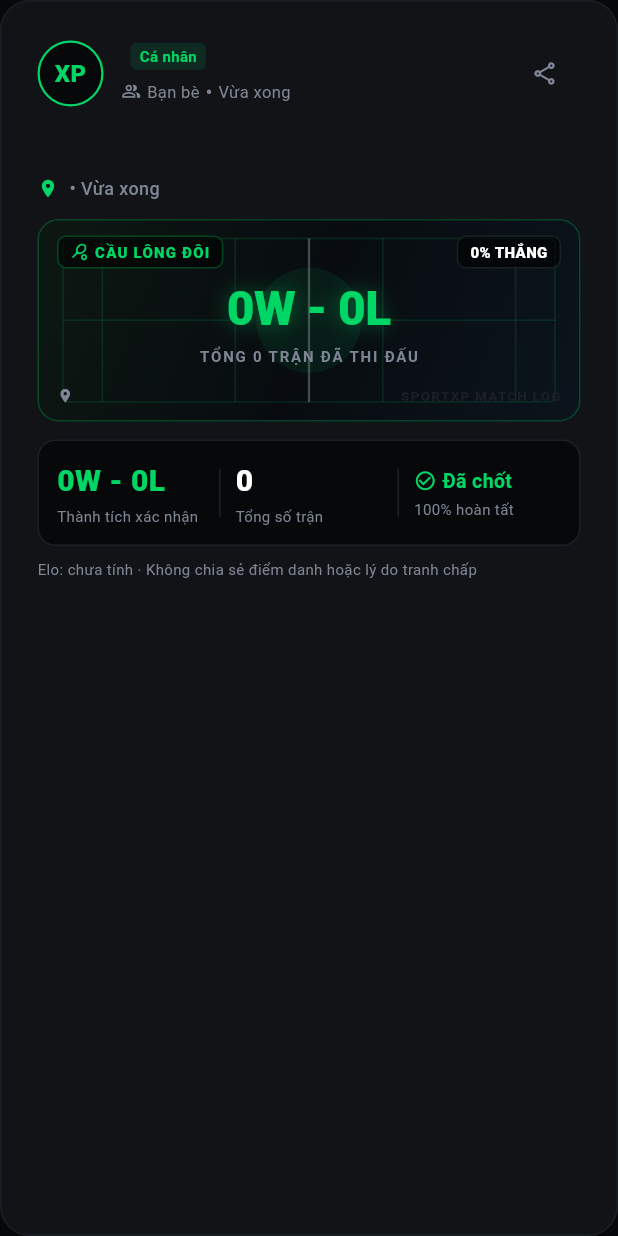
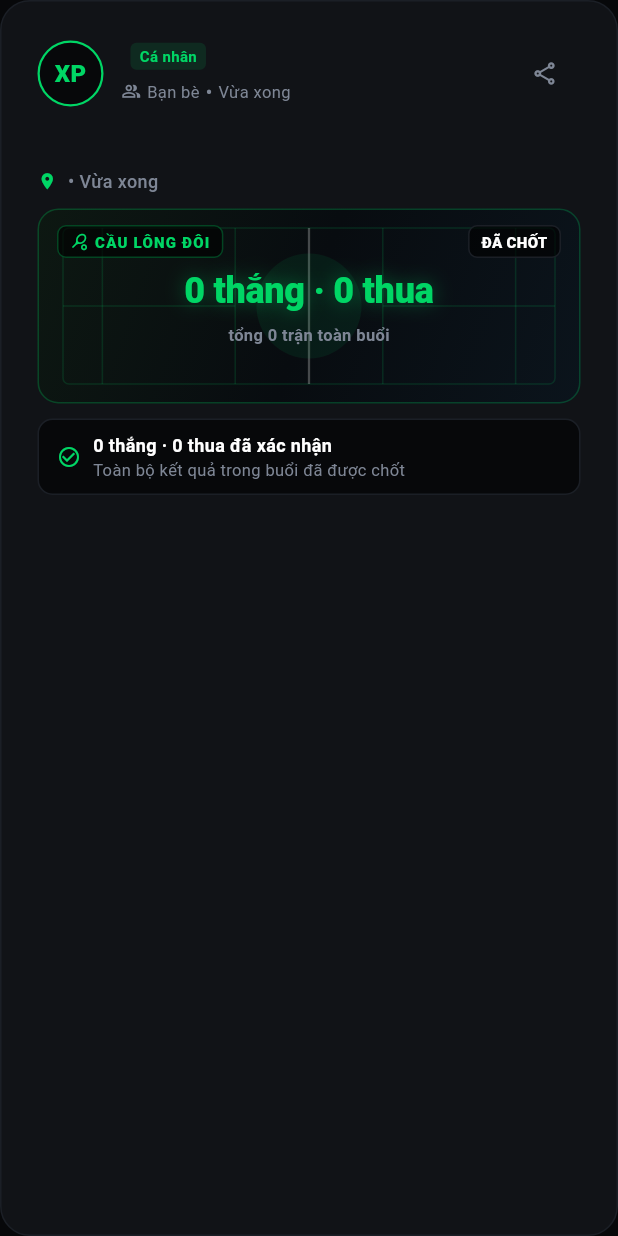
Before and after one commit to plozdev/sportxp, a Flutter app: the ActivityCard widget shown alone on an empty page, opened directly with empty values, on a phone screen of 412 x 824 dp. Run offline on Flutter 3.47's test engine with Material 3 defaults, Android fonts, the phone set to English and light mode, and no system bars; our stand-ins replace app_links, qr_flutter, share_plus, supabase_flutter; missing offline and left inert: mobile_scanner; accounts and stored records are empty.

Commit message:
refactor(feed): streamline activity card hierarchy and clarify Vietnamese stats

```diff
--- a/lib/app/sport_xp_shell.dart
+++ b/lib/app/sport_xp_shell.dart
@@ -385,7 +385,7 @@ class _SportXpShellState extends State<SportXpShell> {
         ],
       ),
     ),
-    floatingActionButton: _index < 2
+    floatingActionButton: _index == 1
         ? FloatingActionButton.extended(
             onPressed: _create,
             icon: const Icon(Icons.add),
--- a/lib/features/feed/presentation/activity_card.dart
+++ b/lib/features/feed/presentation/activity_card.dart
@@ -13,12 +13,16 @@ class ActivityCard extends StatelessWidget {
     this.caption,
     this.audience,
     this.actions = const [],
+    this.onEdit,
+    this.onDelete,
   });
 
   final ActivityView post;
   final String? caption;
   final ActivityAudience? audience;
   final List<Widget> actions;
+  final VoidCallback? onEdit;
+  final VoidCallback? onDelete;
 
   String _formatTime(DateTime dateTime) {
     final now = DateTime.now();
@@ -46,12 +50,14 @@ class ActivityCard extends StatelessWidget {
     final currentAudience = audience ?? post.audience;
     final currentCaption = caption ?? post.caption;
     final isPersonal = post.kind == ActivityKind.personal;
+    final wins = stats.wins ?? 0;
+    final losses = stats.losses ?? 0;
 
     return BentoCard(
       child: Column(
         crossAxisAlignment: CrossAxisAlignment.stretch,
         children: [
-          // 1. ATHLETE HEADER (Avatar, Tên, Badge cá nhân/host, Quyền riêng tư & Nút chia sẻ)
+          // 1. NGƯỜI ĐĂNG (Avatar, Tên, Badge, Thời gian & Menu ⋯)
           Row(
             crossAxisAlignment: CrossAxisAlignment.center,
             children: [
@@ -169,7 +175,64 @@ class ActivityCard extends StatelessWidget {
                   ],
                 ),
               ),
-              // Nút chia sẻ nhanh ở Header
+
+              // Menu ⋯ thu gọn các thao tác quản trị (Sửa / Xóa) & Chia sẻ
+              if (post.isOwner && (onEdit != null || onDelete != null))
+                PopupMenuButton<String>(
+                  icon: const Icon(
+                    Icons.more_horiz_rounded,
+                    color: AppColors.muted,
+                    size: 20,
+                  ),
+                  tooltip: 'Tùy chọn bài viết',
+                  color: AppColors.surface,
+                  shape: RoundedRectangleBorder(
+                    borderRadius: BorderRadius.circular(12),
+                    side: const BorderSide(color: AppColors.border),
+                  ),
+                  onSelected: (value) {
+                    if (value == 'share') {
+                      ActivityShareSheet.show(context, post);
+                    } else if (value == 'edit') {
+                      onEdit?.call();
+                    } else if (value == 'delete') {
+                      onDelete?.call();
+                    }
+                  },
+                  itemBuilder: (context) => [
+                    const PopupMenuItem(
+                      value: 'share',
+                      child: Row(
+                        children: [
+                          Icon(Icons.share_outlined, size: 16),
+                          SizedBox(width: 10),
+                          Text('Chia sẻ hoạt động'),
+                        ],
+                      ),
+                    ),
+                    const PopupMenuItem(
+                      value: 'edit',
+                      child: Row(
+                        children: [
+                          Icon(Icons.edit_outlined, size: 16),
+                          SizedBox(width: 10),
+                          Text('Sửa bài'),
+                        ],
+                      ),
+                    ),
+                    const PopupMenuItem(
+                      value: 'delete',
+                      child: Row(
+                        children: [
+                          Icon(Icons.delete_outline, size: 16, color: AppColors.loss),
+                          SizedBox(width: 10),
+                          Text('Xóa bài', style: TextStyle(color: AppColors.loss)),
+                        ],
+                      ),
+                    ),
+                  ],
+                )
+              else
                 IconButton(
                   onPressed: () => ActivityShareSheet.show(context, post),
                   icon: const Icon(
@@ -182,24 +245,38 @@ class ActivityCard extends StatelessWidget {
             ],
           ),
 
+          // 2. CAPTION (Tự nhiên như bài đăng bạn bè, không đóng khung hộp dashboard)
+          if (currentCaption.isNotEmpty) ...[
+            const SizedBox(height: 12),
+            Text(
+              currentCaption,
+              style: const TextStyle(
+                fontSize: 14,
+                color: AppColors.text,
+                height: 1.45,
+                fontWeight: FontWeight.w400,
+              ),
+            ),
+          ],
+
           const SizedBox(height: 12),
 
-          // 2. ACTIVITY TITLE & VENUE (Tiêu đề buổi chơi & Địa điểm sân cầu)
+          // 3. TIÊU ĐỀ BUỔI CHƠI & ĐỊA ĐIỂM SÂN (Chỉ nhắc 1 lần rõ ràng)
           Text(
             post.title,
             style: const TextStyle(
-              fontSize: 18,
+              fontSize: 16,
               fontWeight: FontWeight.w800,
               letterSpacing: -0.2,
               color: AppColors.text,
             ),
           ),
-          const SizedBox(height: 6),
+          const SizedBox(height: 4),
           Row(
             children: [
               const Icon(
                 Icons.location_on,
-                size: 14,
+                size: 13,
                 color: AppColors.primary,
               ),
               const SizedBox(width: 4),
@@ -217,140 +294,22 @@ class ActivityCard extends StatelessWidget {
             ],
           ),
 
-          const SizedBox(height: 12),
+          const SizedBox(height: 10),
 
-          // 3. STRAVA-STYLE ATHLETIC COURT GRAPHIC (Visual Map của buổi cầu lông)
-          BadmintonCourtGraphic(post: post, height: 135),
+          // 4. HÌNH SÂN / TỔNG KẾT TRẬN (Graphic thể thao trung tâm duy nhất)
+          BadmintonCourtGraphic(post: post, height: 130),
 
-          // 4. CAPTION / ATHLETE THOUGHT (Cảm nhận buổi chơi)
-          if (currentCaption.isNotEmpty) ...[
-            const SizedBox(height: 12),
+          const SizedBox(height: 10),
+
+          // 5. TRẠNG THÁI XÁC NHẬN (Giải thích rõ ràng bằng tiếng Việt, tránh hiểu nhầm)
           Container(
+            padding: const EdgeInsets.symmetric(horizontal: 12, vertical: 8),
             decoration: BoxDecoration(
               color: AppColors.background,
               borderRadius: BorderRadius.circular(10),
               border: Border.all(color: AppColors.border),
             ),
-              child: IntrinsicHeight(
             child: Row(
-                  crossAxisAlignment: CrossAxisAlignment.stretch,
-                  children: [
-                    Container(
-                      width: 3.5,
-                      decoration: const BoxDecoration(
-                        color: AppColors.primary,
-                        borderRadius: BorderRadius.horizontal(
-                          left: Radius.circular(9),
-                        ),
-                      ),
-                    ),
-                    Expanded(
-                      child: Padding(
-                        padding: const EdgeInsets.symmetric(
-                          horizontal: 12,
-                          vertical: 10,
-                        ),
-                        child: Text(
-                          currentCaption,
-                          style: const TextStyle(
-                            fontSize: 13,
-                            color: AppColors.text,
-                            height: 1.4,
-                            fontStyle: FontStyle.italic,
-                          ),
-                        ),
-                      ),
-                    ),
-                  ],
-                ),
-              ),
-            ),
-          ],
-
-          const SizedBox(height: 12),
-
-          // 5. STRAVA-STYLE ATHLETIC STATS DASHBOARD (Bảng chỉ số buổi chơi)
-          Container(
-            padding: const EdgeInsets.all(12),
-            decoration: BoxDecoration(
-              color: AppColors.background,
-              borderRadius: BorderRadius.circular(12),
-              border: Border.all(color: AppColors.border),
-            ),
-            child: Row(
-              children: [
-                // Cột 1: Chiến tích Thắng / Thua hoặc Trận chốt
-                Expanded(
-                  child: Column(
-                    crossAxisAlignment: CrossAxisAlignment.start,
-                    children: [
-                      Text(
-                        isPersonal
-                            ? '${stats.wins ?? 0}W - ${stats.losses ?? 0}L'
-                            : '${stats.confirmed} chốt',
-                        style: AppTokens.metric.copyWith(
-                          fontSize: 20,
-                          color: (stats.wins ?? 0) >= (stats.losses ?? 0)
-                              ? AppColors.primary
-                              : AppColors.text,
-                        ),
-                      ),
-                      const SizedBox(height: 2),
-                      Text(
-                        isPersonal ? 'Thành tích xác nhận' : 'Trận đã chốt',
-                        style: const TextStyle(
-                          fontSize: 10,
-                          color: AppColors.muted,
-                        ),
-                        maxLines: 1,
-                        overflow: TextOverflow.ellipsis,
-                      ),
-                    ],
-                  ),
-                ),
-                Container(
-                  width: 1,
-                  height: 32,
-                  color: AppColors.border,
-                  margin: const EdgeInsets.symmetric(horizontal: 10),
-                ),
-                // Cột 2: Tổng số trận trong buổi
-                Expanded(
-                  child: Column(
-                    crossAxisAlignment: CrossAxisAlignment.start,
-                    children: [
-                      Text(
-                        '${stats.total}',
-                        style: AppTokens.metric.copyWith(
-                          fontSize: 20,
-                          color: AppColors.text,
-                        ),
-                      ),
-                      const SizedBox(height: 2),
-                      const Text(
-                        'Tổng số trận',
-                        style: TextStyle(
-                          fontSize: 10,
-                          color: AppColors.muted,
-                        ),
-                        maxLines: 1,
-                        overflow: TextOverflow.ellipsis,
-                      ),
-                    ],
-                  ),
-                ),
-                Container(
-                  width: 1,
-                  height: 32,
-                  color: AppColors.border,
-                  margin: const EdgeInsets.symmetric(horizontal: 10),
-                ),
-                // Cột 3: Trạng thái chốt / chờ xác nhận
-                Expanded(
-                  child: Column(
-                    crossAxisAlignment: CrossAxisAlignment.start,
-                    children: [
-                      Row(
               children: [
                 Icon(
                   stats.pending > 0
@@ -358,46 +317,53 @@ class ActivityCard extends StatelessWidget {
                       : (stats.disputed > 0
                           ? Icons.warning_amber_rounded
                           : Icons.check_circle_outline),
-                            size: 15,
+                  size: 16,
                   color: stats.pending > 0
                       ? AppColors.streak
                       : (stats.disputed > 0
                           ? AppColors.loss
                           : AppColors.primary),
                 ),
-                          const SizedBox(width: 4),
+                const SizedBox(width: 8),
                 Expanded(
-                            child: Text(
-                              stats.pending > 0
-                                  ? 'Chờ ${stats.pending}'
-                                  : (stats.disputed > 0
-                                      ? 'Tranh chấp'
-                                      : 'Đã chốt'),
-                              style: TextStyle(
-                                fontSize: 13,
+                  child: Column(
+                    crossAxisAlignment: CrossAxisAlignment.start,
+                    children: [
+                      Text(
+                        isPersonal
+                            ? '$wins thắng · $losses thua đã xác nhận'
+                            : '${stats.confirmed}/${stats.total} trận đã xác nhận',
+                        style: const TextStyle(
+                          fontSize: 12,
                           fontWeight: FontWeight.w700,
-                                color: stats.pending > 0
-                                    ? AppColors.streak
-                                    : (stats.disputed > 0
-                                        ? AppColors.loss
-                                        : AppColors.primary),
-                              ),
-                              overflow: TextOverflow.ellipsis,
+                          color: AppColors.text,
                         ),
                       ),
-                        ],
+                      if (stats.pending > 0)
+                        Text(
+                          'Còn ${stats.pending} trận chờ đối thủ hoặc host chốt',
+                          style: const TextStyle(
+                            fontSize: 11,
+                            color: AppColors.streak,
+                            fontWeight: FontWeight.w500,
                           ),
-                      const SizedBox(height: 2),
-                      Text(
-                        stats.confirmed == stats.total
-                            ? '100% hoàn tất'
-                            : '${stats.confirmed}/${stats.total} trận chốt',
-                        style: const TextStyle(
-                          fontSize: 10,
+                        )
+                      else if (stats.disputed > 0)
+                        const Text(
+                          'Có trận đang trong trạng thái tranh chấp tỷ số',
+                          style: TextStyle(
+                            fontSize: 11,
+                            color: AppColors.loss,
+                            fontWeight: FontWeight.w500,
+                          ),
+                        )
+                      else
+                        const Text(
+                          'Toàn bộ kết quả trong buổi đã được chốt',
+                          style: TextStyle(
+                            fontSize: 11,
                             color: AppColors.muted,
                           ),
-                        maxLines: 1,
-                        overflow: TextOverflow.ellipsis,
                         ),
                     ],
                   ),
@@ -406,9 +372,9 @@ class ActivityCard extends StatelessWidget {
             ),
           ),
 
-          // Badges cảnh báo / Cập nhật kết quả
+          // Badges cập nhật kết quả muộn hoặc hủy
           if (post.resultsUpdated) ...[
-            const SizedBox(height: 8),
+            const SizedBox(height: 6),
             Container(
               padding: const EdgeInsets.symmetric(horizontal: 10, vertical: 4),
               decoration: BoxDecoration(
@@ -444,15 +410,9 @@ class ActivityCard extends StatelessWidget {
             ),
           ],
 
-          const SizedBox(height: 8),
-          const Text(
-            'Elo: chưa tính · Không chia sẻ điểm danh hoặc lý do tranh chấp',
-            style: TextStyle(fontSize: 10, color: AppColors.muted),
-          ),
-
-          // 6. SOCIAL ACTIONS BAR (Kudos, Chi tiết & Tùy chọn)
+          // 6. SOCIAL REACTIONS BAR (Kudos, Chi tiết, Chia sẻ)
           if (actions.isNotEmpty) ...[
-            const SizedBox(height: 12),
+            const SizedBox(height: 10),
             const Divider(color: AppColors.border, height: 1),
             const SizedBox(height: 6),
             Wrap(
--- a/lib/features/feed/presentation/activity_feed_page.dart
+++ b/lib/features/feed/presentation/activity_feed_page.dart
@@ -727,6 +727,8 @@ class _ActivityFeedPageState extends State<ActivityFeedPage> {
           padding: const EdgeInsets.only(bottom: 16),
           child: ActivityCard(
             post: post,
+            onEdit: () => _edit(post),
+            onDelete: _busy.contains(post.id) ? null : () => _delete(post),
             actions: [
               // Nút Kudos / Thả tim thể thao
               OutlinedButton.icon(
@@ -815,26 +817,6 @@ class _ActivityFeedPageState extends State<ActivityFeedPage> {
                 ),
                 label: const Text('Chia sẻ'),
               ),
-              // Nút Sửa & Xóa bài cho tác giả
-              if (post.isOwner) ...[
-                TextButton.icon(
-                  onPressed: () => _edit(post),
-                  icon: const Icon(Icons.edit_outlined, size: 16),
-                  label: const Text('Sửa bài'),
-                ),
-                TextButton.icon(
-                  onPressed: _busy.contains(post.id) ? null : () => _delete(post),
-                  icon: const Icon(
-                    Icons.delete_outline,
-                    size: 16,
-                    color: AppColors.loss,
-                  ),
-                  label: const Text(
-                    'Xóa bài',
-                    style: TextStyle(color: AppColors.loss),
-                  ),
-                ),
-              ],
             ],
           ),
         ),
--- a/lib/features/feed/presentation/widgets/badminton_court_canvas.dart
+++ b/lib/features/feed/presentation/widgets/badminton_court_canvas.dart
@@ -3,12 +3,14 @@ import 'package:flutter/material.dart';
 import 'package:sport_xp_4/core/theme/app_theme.dart';
 import 'package:sport_xp_4/features/feed/domain/activity.dart';
 
-/// Graphic mô phỏng sân cầu lông thể thao mang phong cách bản đồ Strava.
+/// Graphic mô phỏng sân cầu lông thể thao mang phong cách Strava.
+/// Tinh gọn, chỉ hiển thị hình sân vector cùng một thông số thành tích chuẩn xác,
+/// tránh lặp lại tên sân và tránh nhãn gây hiểu nhầm khi còn trận chờ xác nhận.
 class BadmintonCourtGraphic extends StatelessWidget {
   const BadmintonCourtGraphic({
     super.key,
     required this.post,
-    this.height = 140,
+    this.height = 130,
   });
 
   final ActivityView post;
@@ -20,7 +22,8 @@ class BadmintonCourtGraphic extends StatelessWidget {
     final isPersonal = post.kind == ActivityKind.personal;
     final wins = stats.wins ?? 0;
     final losses = stats.losses ?? 0;
-    final winRate = stats.total > 0 ? ((wins / stats.total) * 100).round() : 0;
+    final hasPending = stats.pending > 0;
+    final isAllConfirmed = stats.confirmed == stats.total && stats.total > 0;
 
     return Container(
       height: height,
@@ -30,13 +33,13 @@ class BadmintonCourtGraphic extends StatelessWidget {
           color: AppColors.primary.withValues(alpha: 0.25),
           width: 1,
         ),
-        gradient: LinearGradient(
+        gradient: const LinearGradient(
           begin: Alignment.topLeft,
           end: Alignment.bottomRight,
           colors: [
-            const Color(0xFF0D1812), // Deep emerald court dark
-            const Color(0xFF080C10),
-            const Color(0xFF0B141C),
+            Color(0xFF0D1812), // Deep emerald court dark
+            Color(0xFF080C10),
+            Color(0xFF0B141C),
           ],
         ),
       ),
@@ -54,7 +57,7 @@ class BadmintonCourtGraphic extends StatelessWidget {
             // Hiệu ứng ánh sáng Neon ở giữa sân
             Center(
               child: Container(
-                width: 120,
+                width: 130,
                 height: 70,
                 decoration: BoxDecoration(
                   shape: BoxShape.circle,
@@ -70,7 +73,7 @@ class BadmintonCourtGraphic extends StatelessWidget {
               child: Container(
                 padding: const EdgeInsets.symmetric(horizontal: 8, vertical: 3),
                 decoration: BoxDecoration(
-                  color: Colors.black.withValues(alpha: 0.6),
+                  color: Colors.black.withValues(alpha: 0.65),
                   borderRadius: BorderRadius.circular(6),
                   border: Border.all(
                     color: AppColors.primary.withValues(alpha: 0.3),
@@ -99,47 +102,55 @@ class BadmintonCourtGraphic extends StatelessWidget {
               ),
             ),
 
-            // Huy hiệu kết quả ở góc trên bên phải
+            // Huy hiệu tiến độ xác nhận ở góc trên bên phải
             Positioned(
               top: 10,
               right: 12,
               child: Container(
                 padding: const EdgeInsets.symmetric(horizontal: 8, vertical: 3),
                 decoration: BoxDecoration(
-                  color: Colors.black.withValues(alpha: 0.6),
+                  color: Colors.black.withValues(alpha: 0.65),
                   borderRadius: BorderRadius.circular(6),
                   border: Border.all(
-                    color: wins > losses
-                        ? AppColors.primary.withValues(alpha: 0.4)
-                        : AppColors.border,
+                    color: hasPending
+                        ? AppColors.streak.withValues(alpha: 0.4)
+                        : (isAllConfirmed
+                            ? AppColors.primary.withValues(alpha: 0.4)
+                            : AppColors.border),
                   ),
                 ),
                 child: Text(
-                  isPersonal
-                      ? (wins > losses && losses == 0
-                          ? '🔥 BẤT BẠI'
-                          : '$winRate% THẮNG')
-                      : '${stats.confirmed}/${stats.total} ĐÃ XÁC NHẬN',
+                  hasPending
+                      ? 'CHỜ XÁC NHẬN'
+                      : (isAllConfirmed && isPersonal && wins > 0 && losses == 0
+                          ? 'TOÀN THẮNG'
+                          : 'ĐÃ CHỐT'),
                   style: TextStyle(
                     fontSize: 10,
                     fontWeight: FontWeight.w800,
-                    color: wins > losses ? AppColors.primary : AppColors.text,
+                    color: hasPending
+                        ? AppColors.streak
+                        : (isAllConfirmed && isPersonal && wins > 0 && losses == 0
+                            ? AppColors.primary
+                            : AppColors.text),
                   ),
                 ),
               ),
             ),
 
-            // Trung tâm: Thông số hiệu suất nổi bật (Headline Strava Metric)
+            // Trung tâm: Thành tích thể hiện rõ ràng bằng tiếng Việt
             Center(
               child: Column(
                 mainAxisSize: MainAxisSize.min,
                 children: [
                   Text(
-                    isPersonal ? '${wins}W - ${losses}L' : '${stats.total} SET',
+                    isPersonal
+                        ? '$wins thắng · $losses thua'
+                        : '${stats.confirmed}/${stats.total} trận chốt',
                     style: AppTokens.metric.copyWith(
-                      fontSize: 32,
+                      fontSize: 24,
                       fontWeight: FontWeight.w900,
-                      letterSpacing: -0.5,
+                      letterSpacing: -0.2,
                       color: isPersonal && wins >= losses
                           ? AppColors.primary
                           : AppColors.text,
@@ -151,54 +162,17 @@ class BadmintonCourtGraphic extends StatelessWidget {
                       ],
                     ),
                   ),
-                  const SizedBox(height: 2),
+                  const SizedBox(height: 4),
                   Text(
                     isPersonal
-                        ? 'TỔNG ${stats.total} TRẬN ĐÃ THI ĐẤU'
-                        : 'BUỔI GIAO LƯU CLB',
-                    style: const TextStyle(
-                      fontSize: 10,
+                        ? (hasPending
+                            ? 'đã xác nhận · còn ${stats.pending} trận chờ'
+                            : 'tổng ${stats.total} trận toàn buổi')
+                        : 'buổi chơi hoàn tất',
+                    style: TextStyle(
+                      fontSize: 11,
                       fontWeight: FontWeight.w700,
-                      letterSpacing: 1.2,
-                      color: AppColors.muted,
-                    ),
-                  ),
-                ],
-              ),
-            ),
-
-            // Góc dưới bên trái: Địa điểm sân
-            Positioned(
-              bottom: 8,
-              left: 12,
-              right: 12,
-              child: Row(
-                children: [
-                  const Icon(
-                    Icons.location_on,
-                    size: 11,
-                    color: AppColors.muted,
-                  ),
-                  const SizedBox(width: 4),
-                  Expanded(
-                    child: Text(
-                      post.courtName,
-                      style: const TextStyle(
-                        fontSize: 11,
-                        color: AppColors.muted,
-                        fontWeight: FontWeight.w600,
-                      ),
-                      maxLines: 1,
-                      overflow: TextOverflow.ellipsis,
-                    ),
-                  ),
-                  const Text(
-                    'SPORTXP MATCH LOG',
-                    style: TextStyle(
-                      fontSize: 9,
-                      fontWeight: FontWeight.w800,
-                      letterSpacing: 0.8,
-                      color: AppColors.border,
+                      color: hasPending ? AppColors.streak : AppColors.muted,
                     ),
                   ),
                 ],
```
Lines whose indentation alone changed are shown as unchanged.
